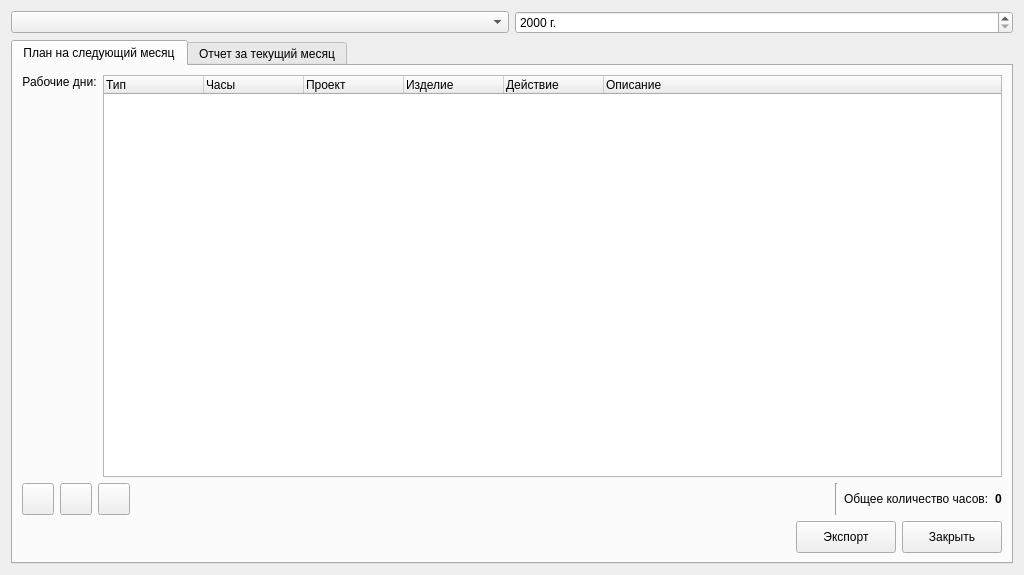
Above: dialogprojectplan.ui from molotov-dmitry/work-report before the change. Below: the same form after it.
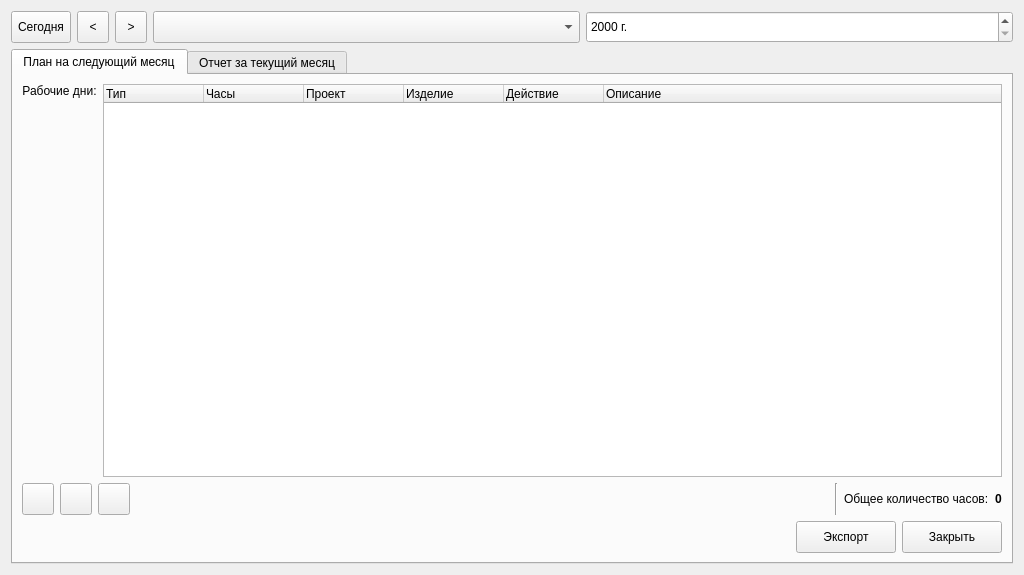
That is the form after the change. Icons and pictures are not drawn. Custom widgets are drawn as their Qt base class.

Commit message: Added buttons for navigating through dates in plan edit window.

What changed in the file:
```diff
--- a/dialogprojectplan.ui
+++ b/dialogprojectplan.ui
@@ -13,11 +13,89 @@
   <property name="windowTitle">
    <string>План</string>
   </property>
-  <layout class="QGridLayout" name="gridLayout">
-   <item row="0" column="0">
-    <widget class="QComboBox" name="boxMonths"/>
+  <layout class="QVBoxLayout" name="verticalLayout_3">
+   <item>
+    <layout class="QHBoxLayout" name="horizontalLayout_3">
+     <item>
+      <widget class="QToolButton" name="buttonGoToday">
+       <property name="minimumSize">
+        <size>
+         <width>48</width>
+         <height>32</height>
+        </size>
+       </property>
+       <property name="text">
+        <string>Сегодня</string>
+       </property>
+       <property name="icon">
+        <iconset theme="calendar-go-today"/>
+       </property>
+      </widget>
+     </item>
+     <item>
+      <widget class="QToolButton" name="buttonMoveBack">
+       <property name="minimumSize">
+        <size>
+         <width>32</width>
+         <height>32</height>
+        </size>
+       </property>
+       <property name="text">
+        <string>&lt;</string>
+       </property>
+       <property name="icon">
+        <iconset theme="back"/>
+       </property>
+      </widget>
+     </item>
+     <item>
+      <widget class="QToolButton" name="buttonMoveForward">
+       <property name="minimumSize">
+        <size>
+         <width>32</width>
+         <height>32</height>
+        </size>
+       </property>
+       <property name="text">
+        <string>&gt;</string>
+       </property>
+       <property name="icon">
+        <iconset theme="forward"/>
+       </property>
+      </widget>
+     </item>
+     <item>
+      <widget class="QComboBox" name="boxMonths">
+       <property name="minimumSize">
+        <size>
+         <width>0</width>
+         <height>32</height>
+        </size>
+       </property>
+      </widget>
+     </item>
+     <item>
+      <widget class="QSpinBox" name="editYear">
+       <property name="minimumSize">
+        <size>
+         <width>0</width>
+         <height>32</height>
+        </size>
+       </property>
+       <property name="suffix">
+        <string> г.</string>
+       </property>
+       <property name="minimum">
+        <number>2000</number>
+       </property>
+       <property name="maximum">
+        <number>3000</number>
+       </property>
+      </widget>
+     </item>
+    </layout>
    </item>
-   <item row="1" column="0" colspan="2">
+   <item>
     <widget class="QTabWidget" name="tabWidget">
      <property name="currentIndex">
       <number>0</number>
@@ -257,19 +335,6 @@
      </widget>
     </widget>
    </item>
-   <item row="0" column="1">
-    <widget class="QSpinBox" name="editYear">
-     <property name="suffix">
-      <string> г.</string>
-     </property>
-     <property name="minimum">
-      <number>2000</number>
-     </property>
-     <property name="maximum">
-      <number>3000</number>
-     </property>
-    </widget>
-   </item>
   </layout>
  </widget>
  <customwidgets>
```
Left out of the diff: 3 changed lines with no effect on the pictures. The commit also changes 2 other files.
